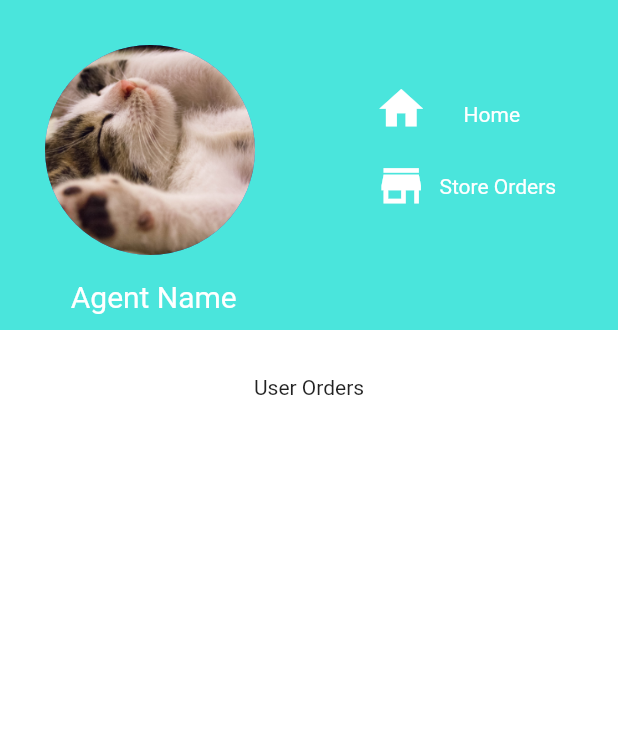
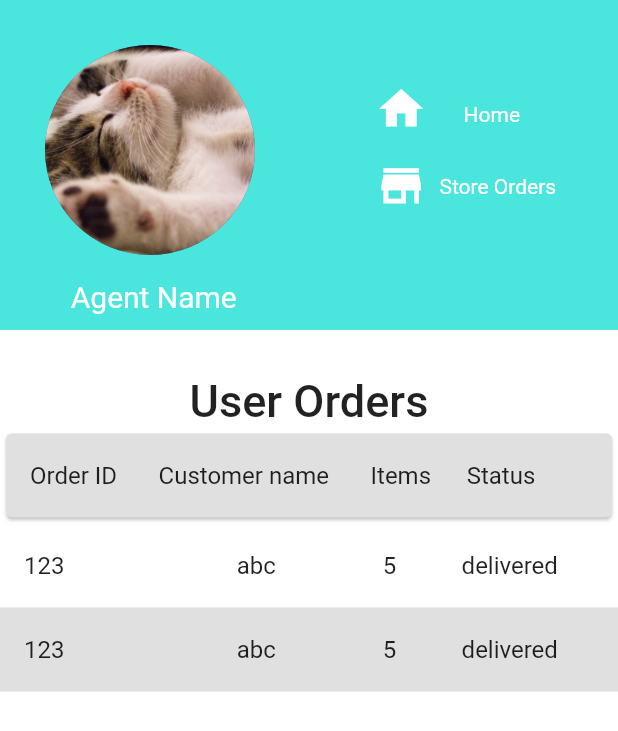
Before and after one commit to Architlall/Grocestore, a Flutter app: the UserHome screen opened directly, on a phone screen of 412 x 824 dp. Shown: the top 731 px of the screen. Run offline on Flutter 3.47's test engine with Material 2 defaults, Android fonts, the light colour scheme and no system bars; our stand-ins replace from_css_color, google_fonts.

Commit message:
second page ui done

```diff
--- a/lib/userhome.dart
+++ b/lib/userhome.dart
@@ -89,8 +89,20 @@ class _UserHomeState extends State<UserHome> {
                ]),
            ),
            Container(height: 30),
-           Text('User Orders',textAlign: TextAlign.start),
-
+           Text('User Orders',style: TextStyle(fontSize: 30, fontWeight: FontWeight.w500)),
+          Card(
+            color: Colors.grey[300],
+            child: ListTile(
+              title: Text('Order ID       Customer name       Items      Status')
+            )
+          ),
+          ListTile(
+            title: Text('123                             abc                  5           delivered'),
+          ) ,
+          ListTile(
+            tileColor: Colors.grey[300],
+            title: Text('123                             abc                  5           delivered'),
+          ) ,
          ],
        )
 
```
